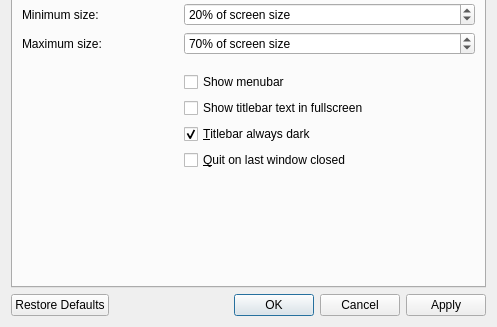
The window that src/qvoptionsdialog.ui (jurplel/qView) describes before a commit, drawn with Qt 5; both pictures show x 0 to 497 and y 231 to 558 of the 497 by 558 pixel window.
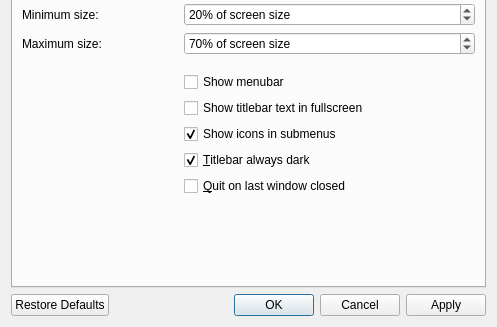
The same window after the commit. The open tabs and pages were chosen to show the change.

Commit message: Option to hide "Open Recent" and "Open With" submenu item icons

The edit to the form file:
```diff
--- a/src/qvoptionsdialog.ui
+++ b/src/qvoptionsdialog.ui
@@ -283,6 +283,19 @@
         </spacer>
        </item>
        <item row="13" column="1">
+        <widget class="QCheckBox" name="submenuIconsCheckbox">
+         <property name="toolTip">
+          <string>Show icons in &quot;Open Recent&quot; and &quot;Open With&quot; submenus</string>
+         </property>
+         <property name="text">
+          <string>Show icons in submenus</string>
+         </property>
+         <property name="checked">
+          <bool>true</bool>
+         </property>
+        </widget>
+       </item>
+       <item row="14" column="1">
         <widget class="QCheckBox" name="darkTitlebarCheckbox">
          <property name="toolTip">
           <string>Choose whether or not the titlebar should always be dark regardless of your chosen macOS appearance</string>
@@ -312,7 +325,7 @@
          </property>
         </widget>
        </item>
-       <item row="14" column="1">
+       <item row="15" column="1">
         <widget class="QCheckBox" name="quitOnLastWindowCheckbox">
          <property name="text">
           <string>&amp;Quit on last window closed</string>
```
The commit also changes 12 other files.
